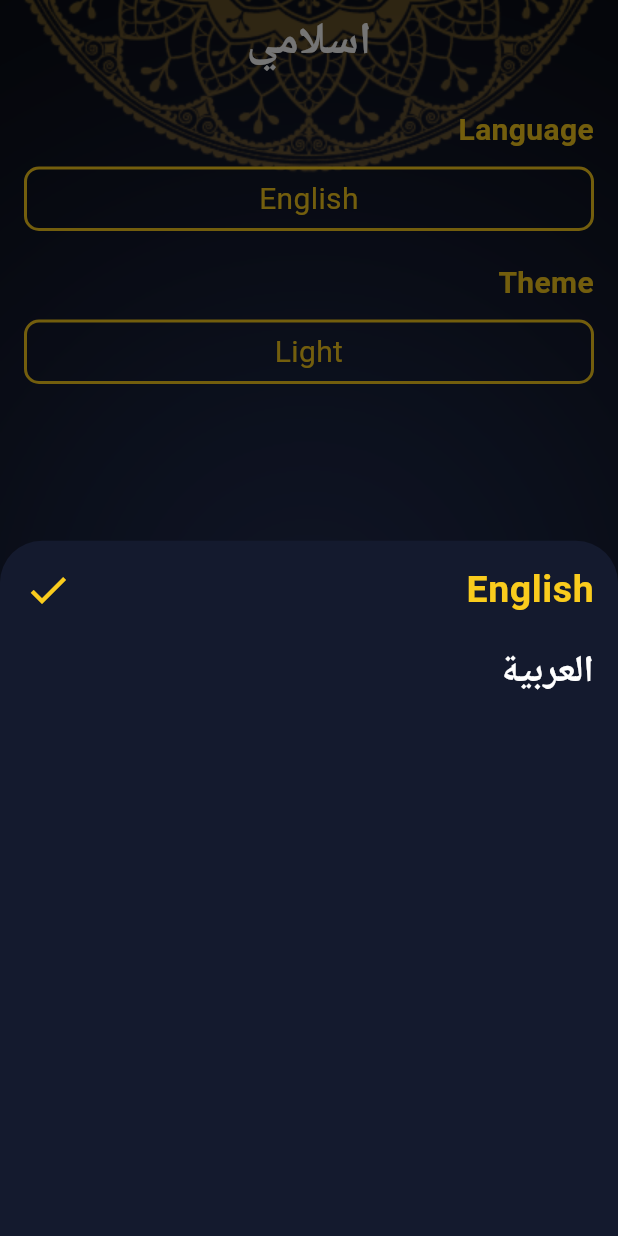
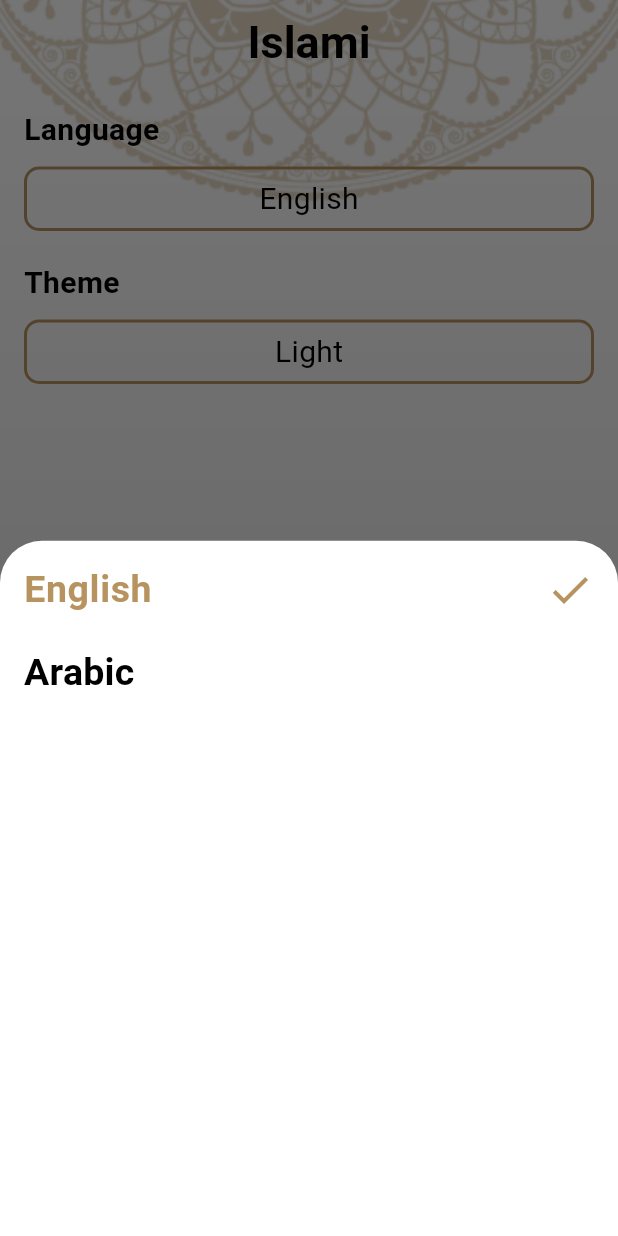
Before and after one commit to YoussefAbdelrahman8/islamiApp, a Flutter app: the screen it shows after launch, item 5 of the bottom bar chosen, after a tap on "English", on a phone screen of 412 x 824 dp. Run offline on Flutter 3.47's test engine with Material 3 defaults, Android fonts, the phone set to English and light mode, and no system bars; our stand-ins replace shared_preferences; missing offline and left inert: splash_screen_view; generated files the repository leaves out were written again.

Commit message:
+ add package Provider + added SettingsProvider class + add some new Localizations + logic of settingsTab

```diff
--- a/lib/AppStyle/AppStyle.dart
+++ b/lib/AppStyle/AppStyle.dart
@@ -1,7 +1,6 @@
 import 'package:flutter/material.dart';
 
 class AppStyle{
-  static bool isDark = true;
   static Color lightPrimaryColor = const Color(0xffB7935F);
   static Color darkPrimaryColor = const Color(0xff141A2E);
   static Color darkSecondary = const Color(0xffFACC1D);
--- /dev/null
+++ b/lib/Providers/SettingsProvider.dart
@@ -0,0 +1,28 @@
+import 'package:flutter/material.dart';
+import 'package:islamiapp/SharedPref.dart';
+import 'package:shared_preferences/shared_preferences.dart';
+
+class SettingsProvider extends ChangeNotifier {
+  ThemeMode themeMode = ThemeMode.light;
+  Locale locale = const Locale("en");
+
+
+
+  changeThemeMode(ThemeMode newThemeMode) {
+    if (newThemeMode == themeMode) return;
+    themeMode = newThemeMode;
+    notifyListeners();
+
+  }
+
+  changeLocal(Locale newLocale) {
+    if (newLocale == locale) return;
+    locale = newLocale;
+    notifyListeners();
+  }
+
+
+
+
+
+}
--- a/lib/Screens/HomeScreen/HomeScreen.dart
+++ b/lib/Screens/HomeScreen/HomeScreen.dart
@@ -1,12 +1,12 @@
 import 'package:flutter/material.dart';
-import 'package:flutter/services.dart';
-import 'package:islamiapp/AppStyle/AppStyle.dart';
+import 'package:islamiapp/Providers/SettingsProvider.dart';
 import 'package:islamiapp/Screens/HomeScreen/Tabs/AhadethTab/AhadethTab.dart';
 import 'package:islamiapp/Screens/HomeScreen/Tabs/QuraanTab/QuraanTab.dart';
 import 'package:islamiapp/Screens/HomeScreen/Tabs/RadioTab/RadioTab.dart';
 import 'package:islamiapp/Screens/HomeScreen/Tabs/SebhaTab/SebhaTab.dart';
 import 'package:flutter_gen/gen_l10n/app_localizations.dart';
 import 'package:islamiapp/Screens/HomeScreen/Tabs/SettingsTab/SettingsTab.dart';
+import 'package:provider/provider.dart';
 
 class HomeScreen extends StatefulWidget {
   static const routeName = "home";
@@ -29,10 +29,12 @@ class _HomeScreenState extends State<HomeScreen> {
 
   @override
   Widget build(BuildContext context) {
+    SettingsProvider settingsProvider = Provider.of<SettingsProvider>(context);
+
     return Container(
       decoration: BoxDecoration(
         image: DecorationImage(
-            image: AssetImage(AppStyle.isDark
+            image: AssetImage(settingsProvider.themeMode == ThemeMode.dark
                 ? "assets/images/home_dark_background.png"
                 : "assets/images/bg3.png"),
             fit: BoxFit.cover),
@@ -74,7 +76,7 @@ class _HomeScreenState extends State<HomeScreen> {
             BottomNavigationBarItem(
                 backgroundColor: Theme.of(context).colorScheme.primary,
                 icon: const Icon(Icons.settings),
-                label: "Settings")
+                label: AppLocalizations.of(context)!.settings)
           ],
         ),
       ),
--- a/lib/Screens/HomeScreen/Tabs/SebhaTab/SebhaTab.dart
+++ b/lib/Screens/HomeScreen/Tabs/SebhaTab/SebhaTab.dart
@@ -42,7 +42,7 @@ class _SebhaTabState extends State<SebhaTab> {
   }
 
   tsbehFunc() {
-    if (counter != 30) {
+    if (counter != 33) {
       setState(() {
         angle = 0.21 * counter;
         counter++;
--- a/lib/Screens/HomeScreen/Tabs/SettingsTab/LanguageBottomSheet.dart
+++ b/lib/Screens/HomeScreen/Tabs/SettingsTab/LanguageBottomSheet.dart
@@ -1,21 +1,40 @@
 import 'package:flutter/material.dart';
-import 'package:flutter/widgets.dart';
+import 'package:islamiapp/Providers/SettingsProvider.dart';
 import 'package:islamiapp/Screens/HomeScreen/Tabs/SettingsTab/SelectedItem.dart';
 import 'package:islamiapp/Screens/HomeScreen/Tabs/SettingsTab/UnselectedItem.dart';
+import 'package:provider/provider.dart';
+import 'package:flutter_gen/gen_l10n/app_localizations.dart';
 
 class LanguageBottomSheet extends StatelessWidget {
   const LanguageBottomSheet({super.key});
 
   @override
   Widget build(BuildContext context) {
+    SettingsProvider settingsProvider = Provider.of<SettingsProvider>(context);
+
     return Container(
       margin: const EdgeInsets.all(16),
       child: Column(
         crossAxisAlignment: CrossAxisAlignment.stretch,
         children: [
-          SelectedItem("English"),
-          const SizedBox(height: 20,),
-          UnselectedItem("العربية")
+          SelectedItem(settingsProvider.locale == const Locale("en")
+              ? AppLocalizations.of(context)!.english
+              : AppLocalizations.of(context)!.arabic),
+          const SizedBox(
+            height: 20,
+          ),
+          InkWell(
+              onTap: () {
+                settingsProvider.changeLocal(
+                    settingsProvider.locale == const Locale("en")
+                        ? const Locale("ar")
+                        : const Locale("en"));
+                Navigator.of(context).pop();
+              },
+              child: UnselectedItem(
+                  settingsProvider.locale != const Locale("en")
+                      ? AppLocalizations.of(context)!.english
+                      : AppLocalizations.of(context)!.arabic))
         ],
       ),
     );
--- a/lib/Screens/HomeScreen/Tabs/SettingsTab/SettingsTab.dart
+++ b/lib/Screens/HomeScreen/Tabs/SettingsTab/SettingsTab.dart
@@ -1,73 +1,78 @@
 import 'package:flutter/material.dart';
+import 'package:islamiapp/Providers/SettingsProvider.dart';
 import 'package:islamiapp/Screens/HomeScreen/Tabs/SettingsTab/LanguageBottomSheet.dart';
 import 'package:islamiapp/Screens/HomeScreen/Tabs/SettingsTab/ThemeBottomSheet.dart';
-
-
+import 'package:provider/provider.dart';
+import 'package:flutter_gen/gen_l10n/app_localizations.dart';
 
 class SettingsTab extends StatelessWidget {
   const SettingsTab({super.key});
 
   @override
   Widget build(BuildContext context) {
+    SettingsProvider settingsProvider = Provider.of<SettingsProvider>(context);
 
     return Container(
       margin: const EdgeInsets.all(16),
       child: Column(
         crossAxisAlignment: CrossAxisAlignment.stretch,
         children: [
-          const Text("Language",style: TextStyle(
-            fontWeight: FontWeight.bold,
-            fontSize: 20
-          ),),
-          const SizedBox(height: 10,),
+          Text(
+            AppLocalizations.of(context)!.language,
+            style: const TextStyle(fontWeight: FontWeight.bold, fontSize: 20),
+          ),
+          const SizedBox(
+            height: 10,
+          ),
           InkWell(
             onTap: () {
-              showModalBottomSheet(context: context, builder: (context) =>const LanguageBottomSheet(),);
+              showModalBottomSheet(
+                context: context,
+                builder: (context) => const LanguageBottomSheet(),
+              );
             },
             child: Container(
-              padding: const EdgeInsets.symmetric(
-                vertical: 5,
-                horizontal: 20
-              ),
+              padding: const EdgeInsets.symmetric(vertical: 5, horizontal: 20),
               alignment: Alignment.center,
               decoration: BoxDecoration(
                   borderRadius: BorderRadius.circular(10),
                   border: Border.all(
-                  color:Theme.of(context).colorScheme.tertiary,
-                  width: 2
-                )
-              ),
-              child: const Text("English",style: TextStyle(
-                  fontSize: 20
-              )),
+                      color: Theme.of(context).colorScheme.tertiary, width: 2)),
+              child: Text(
+                  settingsProvider.locale == const Locale("en")
+                      ? AppLocalizations.of(context)!.english
+                      : AppLocalizations.of(context)!.arabic,
+                  style: const TextStyle(fontSize: 20)),
             ),
           ),
-          const SizedBox(height: 20,),
-          const Text("Theme",style: TextStyle(
-              fontWeight: FontWeight.bold,
-              fontSize: 20
-          ),),
-          const SizedBox(height: 10,),
+          const SizedBox(
+            height: 20,
+          ),
+          Text(
+            AppLocalizations.of(context)!.theme,
+            style: const TextStyle(fontWeight: FontWeight.bold, fontSize: 20),
+          ),
+          const SizedBox(
+            height: 10,
+          ),
           InkWell(
-            onTap: (){
-              showModalBottomSheet(context: context, builder: (context)=>const ThemeBottomSheet());
+            onTap: () {
+              showModalBottomSheet(
+                  context: context,
+                  builder: (context) => const ThemeBottomSheet());
             },
             child: Container(
-              padding: const EdgeInsets.symmetric(
-                  vertical: 5,
-                  horizontal: 20
-              ),
+              padding: const EdgeInsets.symmetric(vertical: 5, horizontal: 20),
               alignment: Alignment.center,
               decoration: BoxDecoration(
                   borderRadius: BorderRadius.circular(10),
                   border: Border.all(
-                      color: Theme.of(context).colorScheme.tertiary,
-                      width: 2
-                  )
-              ),
-              child: const Text("Light",style: TextStyle(
-                  fontSize: 20
-              )),
+                      color: Theme.of(context).colorScheme.tertiary, width: 2)),
+              child: Text(
+                  settingsProvider.themeMode == ThemeMode.light
+                      ? AppLocalizations.of(context)!.light
+                      : AppLocalizations.of(context)!.dark,
+                  style: const TextStyle(fontSize: 20)),
             ),
           )
         ],
--- a/lib/Screens/SplashScreen/SplashScreen.dart
+++ b/lib/Screens/SplashScreen/SplashScreen.dart
@@ -1,6 +1,7 @@
 import 'package:flutter/material.dart';
-import 'package:islamiapp/AppStyle/AppStyle.dart';
+import 'package:islamiapp/Providers/SettingsProvider.dart';
 import 'package:islamiapp/Screens/HomeScreen/HomeScreen.dart';
+import 'package:provider/provider.dart';
 import 'package:splash_screen_view/SplashScreenView.dart';
 
 class SplashScreen extends StatelessWidget {
@@ -10,11 +11,13 @@ class SplashScreen extends StatelessWidget {
 
   @override
   Widget build(BuildContext context) {
+    SettingsProvider settingsProvider = Provider.of<SettingsProvider>(context);
+
     return Container(
       decoration: BoxDecoration(
         image: DecorationImage(
           image: AssetImage(
-              AppStyle.isDark
+            settingsProvider.themeMode == ThemeMode.dark
                 ? "assets/images/dark bg.png"
                 : "assets/images/bg2.png",
           ),
@@ -24,11 +27,12 @@ class SplashScreen extends StatelessWidget {
       child: SplashScreenView(
         navigateRoute: const HomeScreen(),
         duration: 3000,
-          imageSrc: AppStyle.isDark
+        imageSrc: settingsProvider.themeMode == ThemeMode.dark
             ? "assets/images/dark logo.png"
             : "assets/images/logo2.png",
         imageSize: 500,
         backgroundColor: Colors.transparent,
-        ));
+      ),
+    );
   }
 }
--- a/lib/main.dart
+++ b/lib/main.dart
@@ -1,14 +1,21 @@
 import 'package:flutter/material.dart';
 import 'package:flutter_localizations/flutter_localizations.dart';
 import 'package:islamiapp/AppStyle/AppStyle.dart';
+import 'package:islamiapp/Providers/SettingsProvider.dart';
 import 'package:islamiapp/Screens/AhadethDetailsScreen/AhadethDetailsScreen.dart';
 import 'package:islamiapp/Screens/HomeScreen/HomeScreen.dart';
 import 'package:islamiapp/Screens/QuraanDetailScreen/QuraanDetailsScreen.dart';
 import 'package:islamiapp/Screens/SplashScreen/SplashScreen.dart';
 import 'package:flutter_gen/gen_l10n/app_localizations.dart';
+import 'package:provider/provider.dart';
 
 void main() {
-  runApp(const MyApp());
+  runApp(
+    ChangeNotifierProvider(
+      create: (context) => SettingsProvider(),
+      child: const MyApp(),
+    ),
+  );
 }
 
 class MyApp extends StatelessWidget {
@@ -16,6 +23,7 @@ class MyApp extends StatelessWidget {
 
   @override
   Widget build(BuildContext context) {
+    SettingsProvider settingsProvider = Provider.of<SettingsProvider>(context);
     return MaterialApp(
       localizationsDelegates: const [
         AppLocalizations.delegate,
@@ -27,10 +35,10 @@ class MyApp extends StatelessWidget {
         Locale('en'), // English
         Locale('ar'), // Arabic
       ],
-      locale: const Locale("ar"),
+      locale: settingsProvider.locale,
       theme: AppStyle.lightTheme,
       darkTheme: AppStyle.darkTheme,
-      themeMode: ThemeMode.dark,
+      themeMode: settingsProvider.themeMode,
       routes: {
         HomeScreen.routeName: (context) => const HomeScreen(),
         SplashScreen.routeName: (context) => const SplashScreen(),
--- a/pubspec.yaml
+++ b/pubspec.yaml
@@ -39,6 +39,8 @@ dependencies:
   flutter_localizations:
     sdk: flutter
   intl: any
+  provider: ^6.1.2
+  shared_preferences: ^2.3.2
 
 dev_dependencies:
   flutter_test:
```
Also changed, not shown: lib/Screens/AhadethDetailsScreen/AhadethDetailsScreen.dart (+6 -3 lines), lib/Screens/HomeScreen/Tabs/SebhaTab/SebhaIcon.dart (+16 -7 lines), lib/Screens/HomeScreen/Tabs/SettingsTab/ThemeBottomSheet.dart (+22 -4 lines), lib/Screens/QuraanDetailScreen/QuraanDetailsScreen.dart (+5 -2 lines), lib/SharedPref.dart (added, +27 -0 lines), lib/l10n/intl_ar.arb (+8 -1 lines), lib/l10n/intl_en.arb (+13 -6 lines), lib/generated/intl/messages_ar.dart, lib/generated/intl/messages_en.dart, lib/generated/l10n.dart, pubspec.lock, 1 other file. Lines whose indentation alone changed are shown as unchanged.
